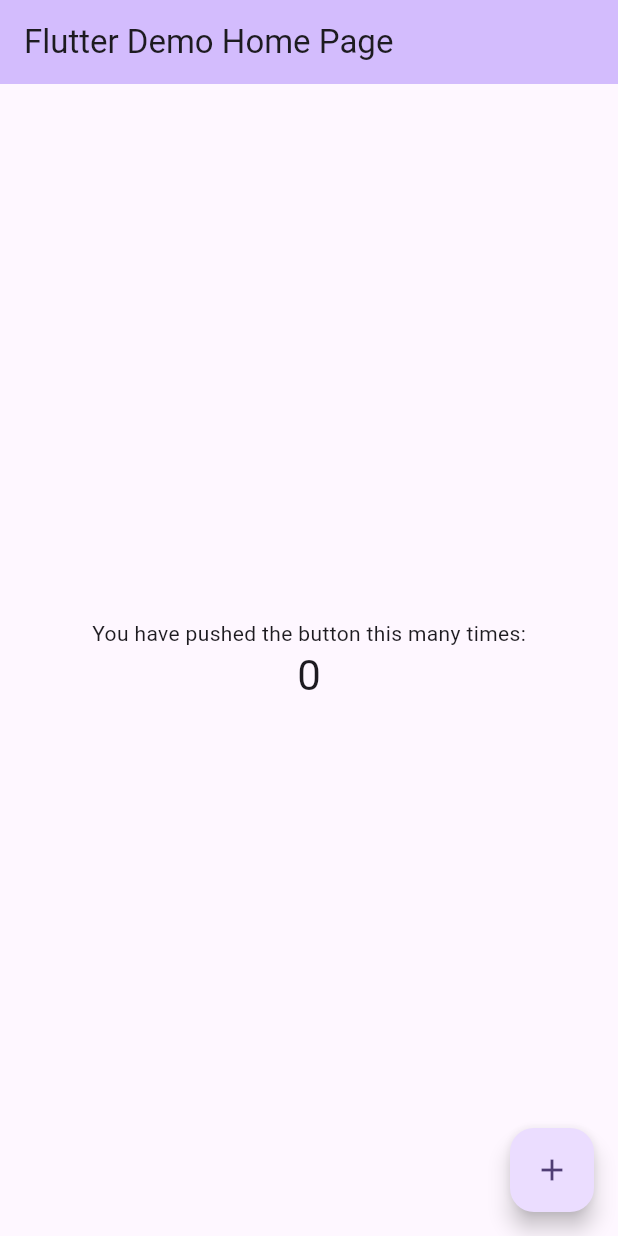
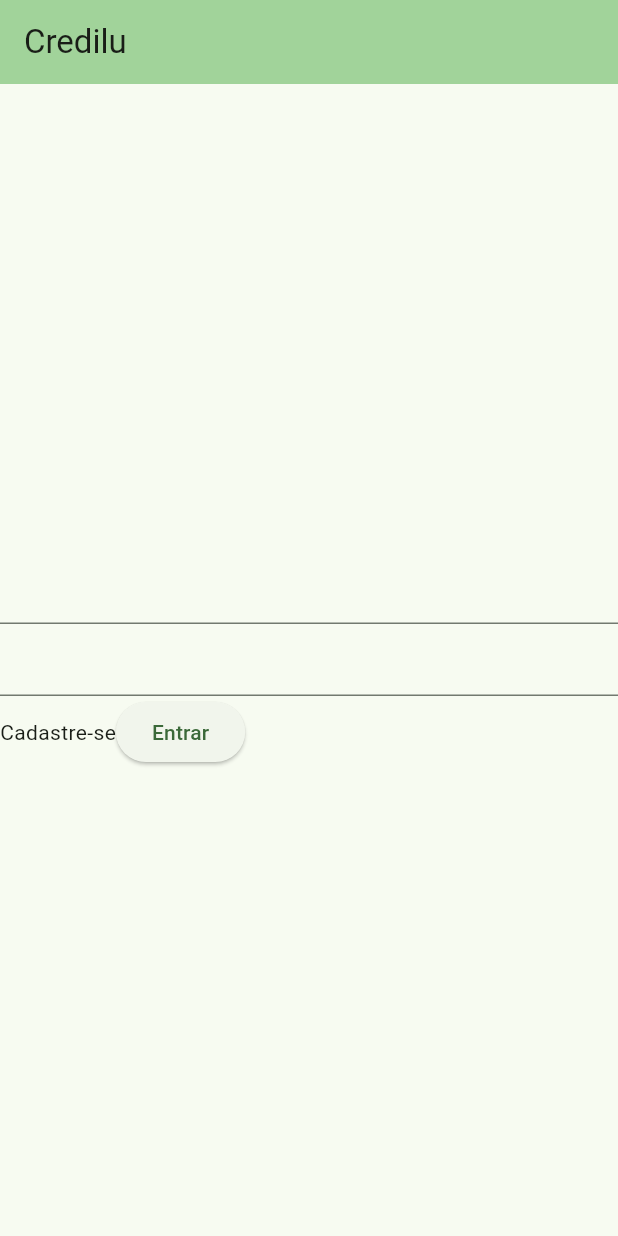
Before and after one commit to luisSancho1234/credilu-flutter, a Flutter app: the screen it shows after launch, on a phone screen of 412 x 824 dp. Run offline on Flutter 3.47's test engine with Material 3 defaults, Android fonts, the phone set to English and light mode, and no system bars.

Commit message:
first edit

```diff
--- a/lib/main.dart
+++ b/lib/main.dart
@@ -13,40 +13,16 @@ class MyApp extends StatelessWidget {
     return MaterialApp(
       title: 'Flutter Demo',
       theme: ThemeData(
-        // This is the theme of your application.
-        //
-        // TRY THIS: Try running your application with "flutter run". You'll see
-        // the application has a purple toolbar. Then, without quitting the app,
-        // try changing the seedColor in the colorScheme below to Colors.green
-        // and then invoke "hot reload" (save your changes or press the "hot
-        // reload" button in a Flutter-supported IDE, or press "r" if you used
-        // the command line to start the app).
-        //
-        // Notice that the counter didn't reset back to zero; the application
-        // state is not lost during the reload. To reset the state, use hot
-        // restart instead.
-        //
-        // This works for code too, not just values: Most code changes can be
-        // tested with just a hot reload.
-        colorScheme: ColorScheme.fromSeed(seedColor: Colors.deepPurple),
+        colorScheme: ColorScheme.fromSeed(seedColor: Colors.green),
         useMaterial3: true,
       ),
-      home: const MyHomePage(title: 'Flutter Demo Home Page'),
+      home: const MyHomePage(title: 'Credilu'),
     );
   }
 }
 
 class MyHomePage extends StatefulWidget {
   const MyHomePage({super.key, required this.title});
-
-  // This widget is the home page of your application. It is stateful, meaning
-  // that it has a State object (defined below) that contains fields that affect
-  // how it looks.
-
-  // This class is the configuration for the state. It holds the values (in this
-  // case the title) provided by the parent (in this case the App widget) and
-  // used by the build method of the State. Fields in a Widget subclass are
-  // always marked "final".
 
   final String title;
 
@@ -55,71 +31,40 @@ class MyHomePage extends StatefulWidget {
 }
 
 class _MyHomePageState extends State<MyHomePage> {
-  int _counter = 0;
 
-  void _incrementCounter() {
-    setState(() {
-      // This call to setState tells the Flutter framework that something has
-      // changed in this State, which causes it to rerun the build method below
-      // so that the display can reflect the updated values. If we changed
-      // _counter without calling setState(), then the build method would not be
-      // called again, and so nothing would appear to happen.
-      _counter++;
-    });
-  }
+  var usernameControl = TextEditingController();
+  var passwordControl = TextEditingController();
+
+  login() => null;
+
+
 
   @override
   Widget build(BuildContext context) {
-    // This method is rerun every time setState is called, for instance as done
-    // by the _incrementCounter method above.
-    //
-    // The Flutter framework has been optimized to make rerunning build methods
-    // fast, so that you can just rebuild anything that needs updating rather
-    // than having to individually change instances of widgets.
     return Scaffold(
       appBar: AppBar(
-        // TRY THIS: Try changing the color here to a specific color (to
-        // Colors.amber, perhaps?) and trigger a hot reload to see the AppBar
-        // change color while the other colors stay the same.
         backgroundColor: Theme.of(context).colorScheme.inversePrimary,
-        // Here we take the value from the MyHomePage object that was created by
-        // the App.build method, and use it to set our appbar title.
         title: Text(widget.title),
       ),
       body: Center(
-        // Center is a layout widget. It takes a single child and positions it
-        // in the middle of the parent.
-        child: Column(
-          // Column is also a layout widget. It takes a list of children and
-          // arranges them vertically. By default, it sizes itself to fit its
-          // children horizontally, and tries to be as tall as its parent.
-          //
-          // Column has various properties to control how it sizes itself and
-          // how it positions its children. Here we use mainAxisAlignment to
-          // center the children vertically; the main axis here is the vertical
-          // axis because Columns are vertical (the cross axis would be
-          // horizontal).
-          //
-          // TRY THIS: Invoke "debug painting" (choose the "Toggle Debug Paint"
-          // action in the IDE, or press "p" in the console), to see the
-          // wireframe for each widget.
-          mainAxisAlignment: MainAxisAlignment.center,
-          children: <Widget>[
-            const Text(
-              'You have pushed the button this many times:',
-            ),
-            Text(
-              '$_counter',
-              style: Theme.of(context).textTheme.headlineMedium,
-            ),
-          ],
+        child: SingleChildScrollView(
+          child: Column(
+              children:[
+              TextFormField(
+                controller: usernameControl,
+              ),
+              TextFormField(
+                controller: passwordControl,
+              ),
+              Row(
+                children: [
+                  GestureDetector(child: const Text('Cadastre-se')),
+                  ElevatedButton(onPressed: login, child: Text('Entrar')),
+                ],
+              )
+          ])
         ),
       ),
-      floatingActionButton: FloatingActionButton(
-        onPressed: _incrementCounter,
-        tooltip: 'Increment',
-        child: const Icon(Icons.add),
-      ), // This trailing comma makes auto-formatting nicer for build methods.
     );
   }
 }
```
